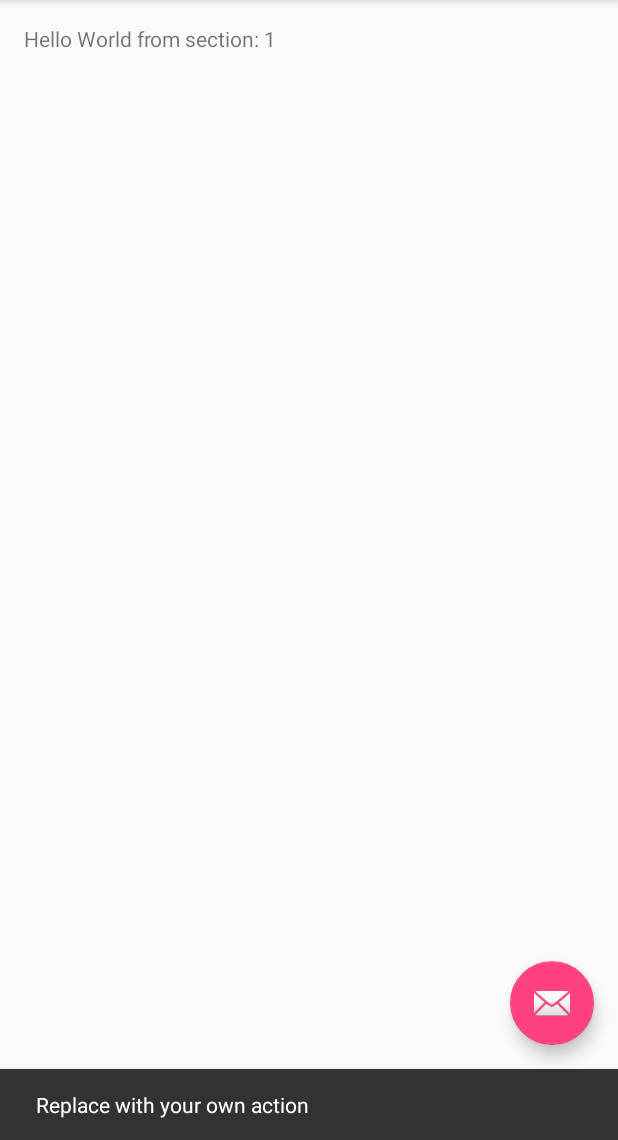
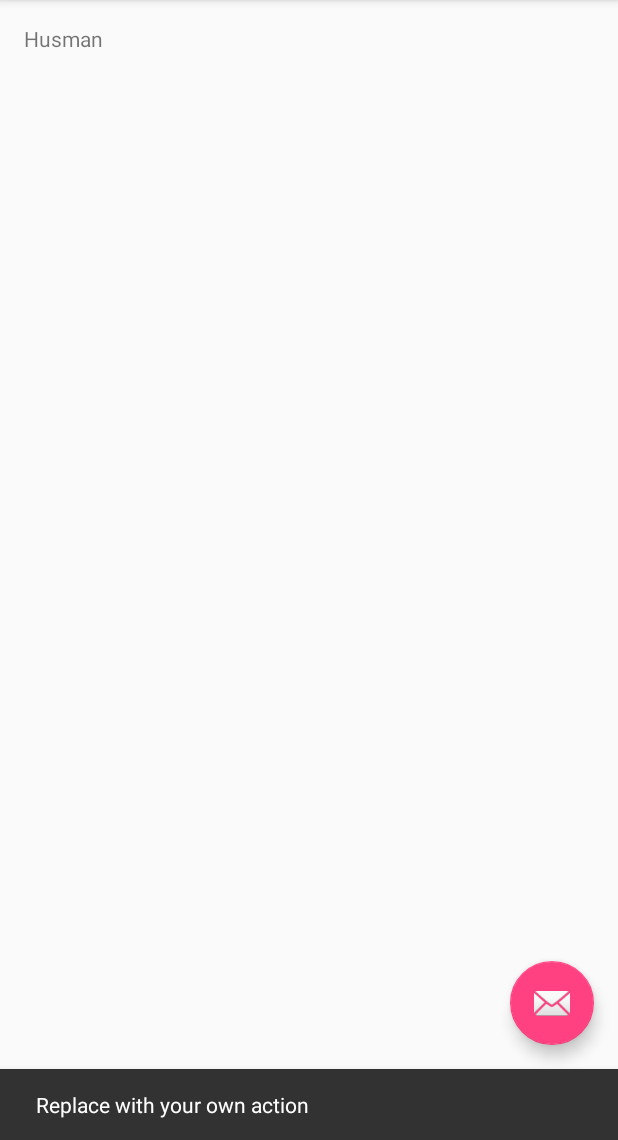
Before and after one commit to jolt80/LunchTool, an Android app: the screen it shows after launch (MainActivity), after a tap on an icon or button, on a phone screen of 412 x 824 dp, the part 96-1236 px from its top. Run offline under Robolectric (Android 15) with nearby library versions, the phone set to English and light mode, and no system bars.

Commit message:
Fragment view of Restaruant.

```diff
--- a/app/src/main/java/lunchtool/lunchtool/MainActivity.java
+++ b/app/src/main/java/lunchtool/lunchtool/MainActivity.java
@@ -18,7 +18,13 @@ import android.view.ViewGroup;
 
 import android.widget.TextView;
 
+import lunchtool.lunchtool.parser.Parser;
+import lunchtool.lunchtool.parser.Restaurant;
+import lunchtool.lunchtool.parser.TestParser;
+
 public class MainActivity extends AppCompatActivity {
+
+    final static Parser parser = new TestParser();
 
     /**
      * The {@link android.support.v4.view.PagerAdapter} that will provide
@@ -42,6 +48,7 @@ public class MainActivity extends AppCompatActivity {
 
         Toolbar toolbar = (Toolbar) findViewById(R.id.toolbar);
         setSupportActionBar(toolbar);
+
         // Create the adapter that will return a fragment for each of the three
         // primary sections of the activity.
         mSectionsPagerAdapter = new SectionsPagerAdapter(getSupportFragmentManager());
@@ -49,7 +56,6 @@ public class MainActivity extends AppCompatActivity {
         // Set up the ViewPager with the sections adapter.
         mViewPager = (ViewPager) findViewById(R.id.container);
         mViewPager.setAdapter(mSectionsPagerAdapter);
-
 
         FloatingActionButton fab = (FloatingActionButton) findViewById(R.id.fab);
         fab.setOnClickListener(new View.OnClickListener() {
@@ -99,53 +105,45 @@ public class MainActivity extends AppCompatActivity {
         @Override
         public Fragment getItem(int position) {
             // getItem is called to instantiate the fragment for the given page.
-            // Return a PlaceholderFragment (defined as a static inner class below).
-            return PlaceholderFragment.newInstance(position + 1);
+            // Return a RestaurantFragment (defined as a static inner class below).
+            return RestaurantFragment.newInstance(position);
         }
 
         @Override
         public int getCount() {
-            // Show 3 total pages.
-            return 3;
+            return parser.getRestaurants().size();
         }
 
         @Override
         public CharSequence getPageTitle(int position) {
-            switch (position) {
-                case 0:
-                    return "SECTION 1";
-                case 1:
-                    return "SECTION 2";
-                case 2:
-                    return "SECTION 3";
-            }
-            return null;
+            return parser.getRestaurants().get(position).getName();
         }
     }
 
     /**
-     * A placeholder fragment containing a simple view.
+     * A fragment containing a view of a Restaurant object.
      */
-    public static class PlaceholderFragment extends Fragment {
+    public static class RestaurantFragment extends Fragment {
+
         /**
          * The fragment argument representing the section number for this
          * fragment.
          */
-        private static final String ARG_SECTION_NUMBER = "section_number";
+        private static final String ARG_RESTAURANT_ID = "restaurant_id";
 
         /**
          * Returns a new instance of this fragment for the given section
          * number.
          */
-        public static PlaceholderFragment newInstance(int sectionNumber) {
-            PlaceholderFragment fragment = new PlaceholderFragment();
+        public static RestaurantFragment newInstance(int restaurantId) {
+            RestaurantFragment fragment = new RestaurantFragment();
             Bundle args = new Bundle();
-            args.putInt(ARG_SECTION_NUMBER, sectionNumber);
+            args.putInt(ARG_RESTAURANT_ID, restaurantId);
             fragment.setArguments(args);
             return fragment;
         }
 
-        public PlaceholderFragment() {
+        public RestaurantFragment() {
         }
 
         @Override
@@ -153,7 +151,7 @@ public class MainActivity extends AppCompatActivity {
                                  Bundle savedInstanceState) {
             View rootView = inflater.inflate(R.layout.fragment_main, container, false);
             TextView textView = (TextView) rootView.findViewById(R.id.section_label);
-            textView.setText(getString(R.string.section_format, getArguments().getInt(ARG_SECTION_NUMBER)));
+            textView.setText(MainActivity.parser.getRestaurants().get(getArguments().getInt(ARG_RESTAURANT_ID)).getName());
             return rootView;
         }
     }
--- a/app/src/main/java/lunchtool/lunchtool/parser/Menu.java
+++ b/app/src/main/java/lunchtool/lunchtool/parser/Menu.java
@@ -7,7 +7,7 @@ import java.util.Set;
  * Created by qtomsza on 10/22/15.
  */
 public class Menu {
-    private HashSet<Meal> meals;
+    private HashSet<Meal> meals = new HashSet<>();
 
     public Set<Meal> getMeals()
     {
--- a/app/src/main/java/lunchtool/lunchtool/parser/Restaurant.java
+++ b/app/src/main/java/lunchtool/lunchtool/parser/Restaurant.java
@@ -1,15 +1,26 @@
 package lunchtool.lunchtool.parser;
+
+import android.nfc.NfcAdapter;
+import android.os.Parcel;
+import android.os.Parcelable;
 
 /**
  * Created by qtomsza on 10/22/15.
  */
-public class Restaurant {
+public class Restaurant  {
     String name;
     Menu menu;
 
-    public Restaurant(final String nameIn, final Menu menuIn)
-    {
+    public Restaurant(final String nameIn, final Menu menuIn) {
         name = nameIn;
         menu = menuIn;
     }
+
+    public Menu getMenu() {
+        return menu;
+    }
+
+    public String getName() {
+        return name;
+    }
 }
--- a/app/src/main/res/layout/fragment_main.xml
+++ b/app/src/main/res/layout/fragment_main.xml
@@ -4,7 +4,7 @@
     android:paddingRight="@dimen/activity_horizontal_margin"
     android:paddingTop="@dimen/activity_vertical_margin"
     android:paddingBottom="@dimen/activity_vertical_margin"
-    tools:context=".MainActivity$PlaceholderFragment">
+    tools:context=".MainActivity$RestaurantFragment">
 
     <TextView android:id="@+id/section_label" android:layout_width="wrap_content"
         android:layout_height="wrap_content" />
```
